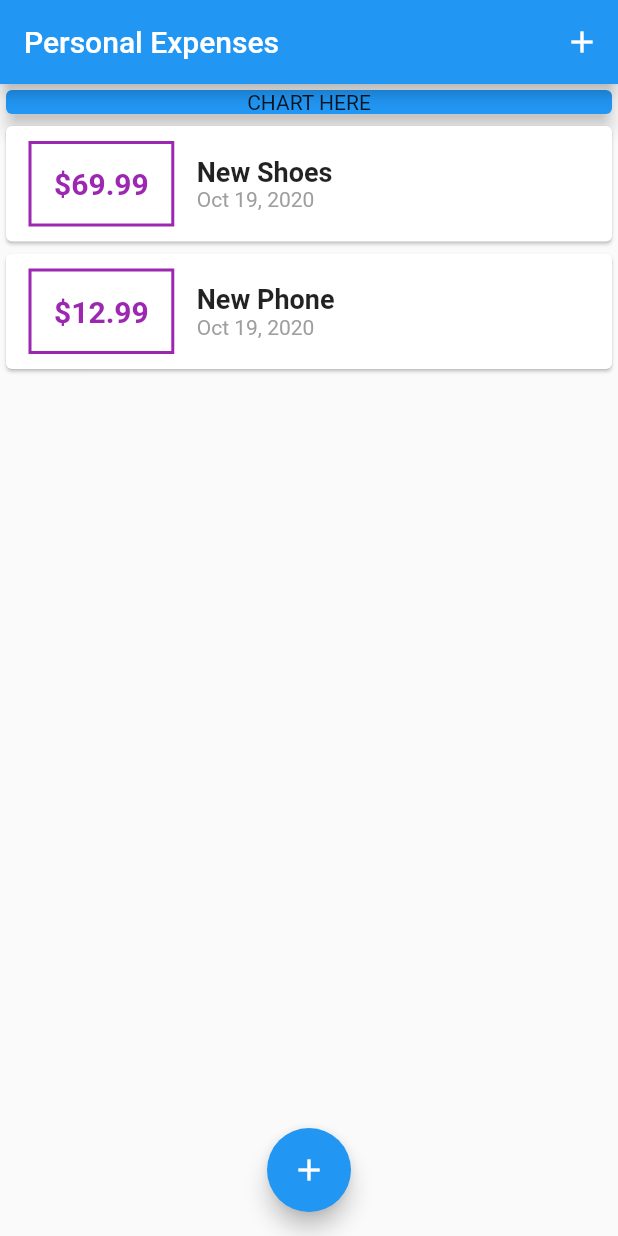
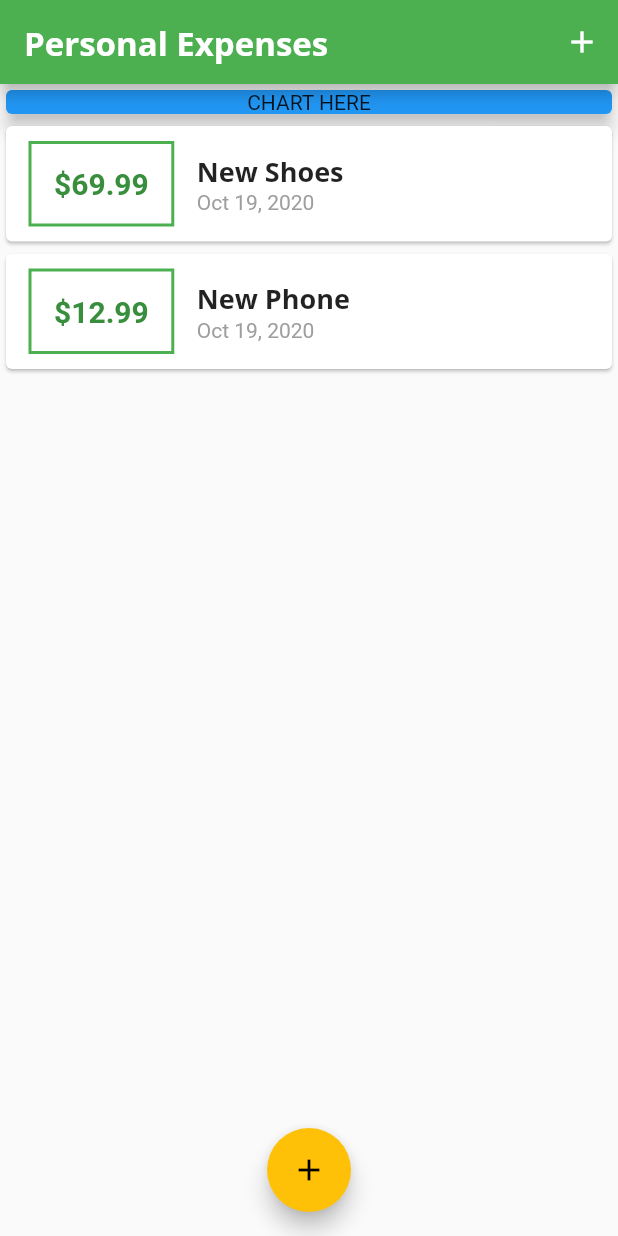
Before and after one commit to TomekLesniak/PersonalExpensesApp, a Flutter app: the screen it shows after launch, on a phone screen of 412 x 824 dp. Run offline on Flutter 3.47's test engine with Material 2 defaults, Android fonts, the phone set to English and light mode, and no system bars.

Commit message:
Custom theme style & fonts

```diff
--- a/lib/main.dart
+++ b/lib/main.dart
@@ -13,6 +13,28 @@ class MyApp extends StatelessWidget {
   Widget build(BuildContext context) {
     return MaterialApp(
       title: 'Personal Expenses',
+      theme: ThemeData(
+        primarySwatch: Colors.green,
+        accentColor: Colors.amber,
+        fontFamily: 'Quicksand',
+        textTheme: ThemeData.light().textTheme.copyWith(
+              headline6: TextStyle(
+                fontFamily: 'OpenSans',
+                fontSize: 18,
+                fontWeight: FontWeight.bold,
+              ),
+            ),
+        appBarTheme: AppBarTheme(
+          textTheme: ThemeData.light().textTheme.copyWith(
+                headline6: TextStyle(
+                  fontFamily: 'OpenSans',
+                  fontSize: 22,
+                  fontWeight: FontWeight.bold,
+                ),
+              ),
+        ),
+        accentIconTheme: IconThemeData(color: Colors.black),
+      ),
       home: MyHomePage(),
     );
   }
@@ -24,7 +46,6 @@ class MyHomePage extends StatefulWidget {
 }
 
 class _MyHomePageState extends State<MyHomePage> {
-
   final List<Transaction> _userTransactions = [
     Transaction(
       id: 't1',
@@ -54,9 +75,11 @@ class _MyHomePageState extends State<MyHomePage> {
     showModalBottomSheet(
         context: ctx,
         builder: (builderContext) {
-          return GestureDetector(child: NewTransaction(_addNewTransaction),
-          onTap: () {},
-          behavior: HitTestBehavior.opaque,);
+          return GestureDetector(
+            child: NewTransaction(_addNewTransaction),
+            onTap: () {},
+            behavior: HitTestBehavior.opaque,
+          );
         });
   }
 
@@ -96,6 +119,8 @@ class _MyHomePageState extends State<MyHomePage> {
       ),
       floatingActionButtonLocation: FloatingActionButtonLocation.centerFloat,
       floatingActionButton: FloatingActionButton(
+        foregroundColor: Theme.of(context).accentIconTheme.color,
+        //backgroundColor: Theme.of(context).accentIconTheme.color,
         child: Icon(Icons.add),
         onPressed: () => _startAddNewTransaction(context),
       ),
--- a/lib/widgets/new_transaction.dart
+++ b/lib/widgets/new_transaction.dart
@@ -22,6 +22,8 @@ class _NewTransactionState extends State<NewTransaction> {
       return;
 
     widget.newTransactionHandler(enteredTitle, enteredAmount);
+
+    Navigator.of(context).pop();
   }
 
   @override
--- a/lib/widgets/transaction_list.dart
+++ b/lib/widgets/transaction_list.dart
@@ -24,14 +24,14 @@ class TransactionList extends StatelessWidget {
                   padding: EdgeInsets.all(15),
                   decoration: BoxDecoration(
                     border: Border.all(
-                      color: Colors.purple,
+                      color: Theme.of(context).primaryColor,
                       width: 2,
                     ),
                   ),
                   child: Text(
                     '\$${transactions[index].amount.toStringAsFixed(2)}',
                     style: TextStyle(
-                      color: Colors.purple,
+                      color: Theme.of(context).primaryColorDark,
                       fontWeight: FontWeight.bold,
                       fontSize: 20,
                     ),
@@ -42,10 +42,7 @@ class TransactionList extends StatelessWidget {
                   children: [
                     Text(
                       transactions[index].title,
-                      style: TextStyle(
-                        fontWeight: FontWeight.w600,
-                        fontSize: 18,
-                      ),
+                      style: Theme.of(context).textTheme.headline6,
                       textAlign: TextAlign.left,
                     ),
                     Text(
```
Also changed, not shown: pubspec.yaml (+11 -6 lines), assets/fonts/OpenSans-Bold.ttf (added), assets/fonts/OpenSans-Regular.ttf (added), assets/fonts/Quicksand-Bold.ttf (added), assets/fonts/Quicksand-Light.ttf (added), assets/fonts/Quicksand-Medium.ttf (added), assets/fonts/Quicksand-Regular.ttf (added).
